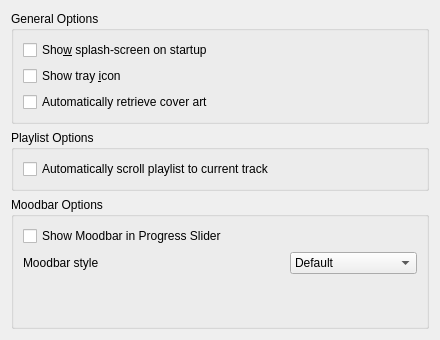
This is src/configdialog/dialogs/GeneralConfig.ui in KDE/amarok as Qt 5 draws it before an edit. The edited form follows.
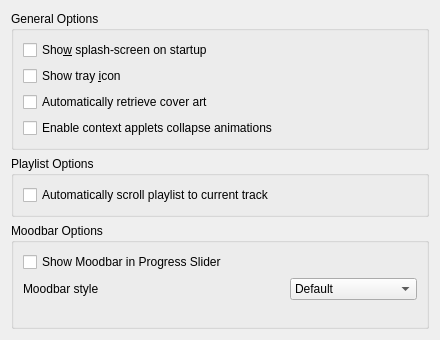
This is the edited form.

Commit message:
Add a general config option for enabling applet collapse animations
default to disable.

Diff of the .ui file:
```diff
--- a/src/configdialog/dialogs/GeneralConfig.ui
+++ b/src/configdialog/dialogs/GeneralConfig.ui
@@ -62,6 +62,13 @@
         </property>
        </widget>
       </item>
+      <item row="3" column="0">
+       <widget class="QCheckBox" name="kcfg_AnimateAppletCollapse">
+        <property name="text">
+         <string>Enable context applets collapse animations</string>
+        </property>
+       </widget>
+      </item>
      </layout>
     </widget>
    </item>
```
The commit also changes 3 other files.
